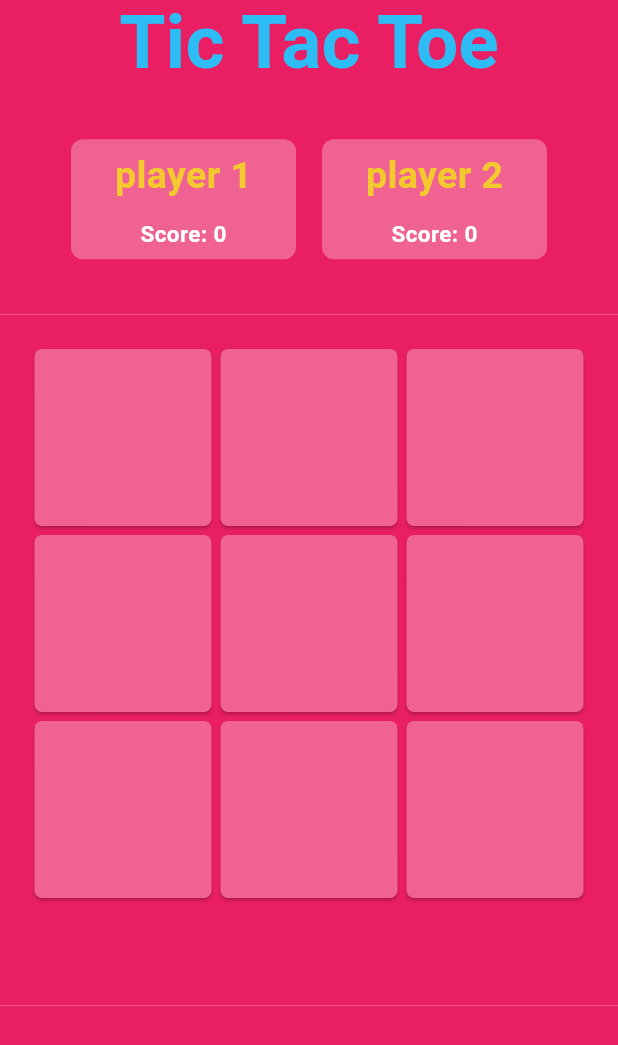
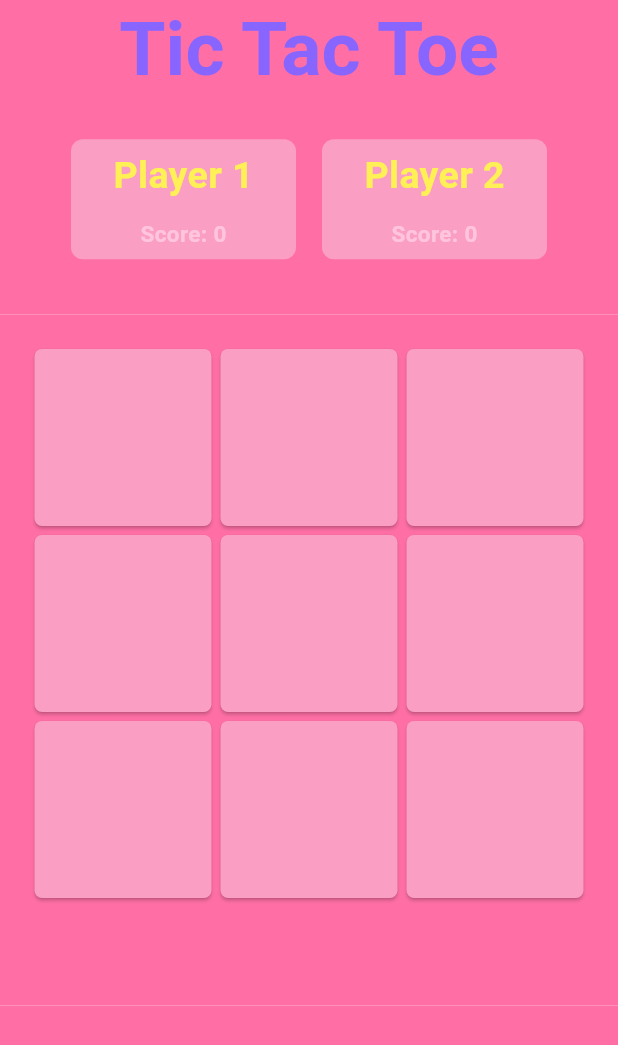
Before and after one commit to Antony-Berlin/Tic_Tac_Toe, a Flutter app: the screen it shows after launch, on a phone screen of 412 x 824 dp. Shown: the top 1045 px of the screen. Run offline on Flutter 3.47's test engine with Material 3 defaults, Android fonts, the phone set to English and light mode, and no system bars; Roboto replaces fonts that are missing (ArchitectsDaughter-Regular).

Commit message:
improved UI elements

```diff
--- a/tic_tac_toe/lib/main.dart
+++ b/tic_tac_toe/lib/main.dart
@@ -12,7 +12,7 @@ class MyApp extends StatelessWidget {
   @override
   Widget build(BuildContext context) {
     return MaterialApp(
-
+      debugShowCheckedModeBanner: false,
       home: HomePage(),
     );
   }
--- a/tic_tac_toe/lib/pages/home_page.dart
+++ b/tic_tac_toe/lib/pages/home_page.dart
@@ -14,6 +14,12 @@ class _HomePageState extends State<HomePage> {
   int player = 1;
   int player1S = 0;
   int player2S = 0;
+  //colorswatches
+  static const  int bgcolor = 0xFFFF6FA5;
+  static const int txtColor = 0xff8865ff;
+  static const int tileColor = 0xfffb9ec4;
+  static const int smlTxtColor = 0xFFFFF155;
+
   void onGameTileTapped(index) {
     print(gameTileValueList);
 
@@ -83,26 +89,30 @@ class _HomePageState extends State<HomePage> {
   Widget build(BuildContext context) {
     return Scaffold(
       appBar: AppBar(
-        title: Center(
-          child: const Text("Tic Tac Toe",
-            textAlign: TextAlign.center,
-            style: TextStyle(
 
-              fontFamily: "ArchitectsDaughter-Regular",
-              fontSize: 50,
-              fontWeight: FontWeight.bold,
-              color: Color.fromARGB(255, 45, 188, 244),
+        title: const Center(
+          child: Padding(
+            padding: const EdgeInsets.only(top: 10),
+            child: Text("Tic Tac Toe",
+              textAlign: TextAlign.center,
+              style: TextStyle(
+
+                fontFamily: "ArchitectsDaughter-Regular",
+                fontSize: 50,
+                fontWeight: FontWeight.bold,
+                color: Color(txtColor),
+              ),
             ),
           ),
         ),
-        backgroundColor: const Color(0xFFE91E63),
+        backgroundColor: Color(bgcolor),
       ),
       body: Column(
         children: [
           //player score
           Expanded(
               child: Container(
-            color: Color(0xFFE91E63),
+            color: Color(bgcolor),
             child: Padding(
               padding: const EdgeInsets.all(30),
               child: Row(
@@ -112,7 +122,7 @@ class _HomePageState extends State<HomePage> {
                     padding: EdgeInsets.all(3),
                     decoration: BoxDecoration(
                       borderRadius: BorderRadius.circular(8.0),
-                      color: Colors.pink[300],
+                      color: Color(tileColor),
                     ),
                     width: 150,
                     height: 80,
@@ -120,12 +130,12 @@ class _HomePageState extends State<HomePage> {
                       mainAxisAlignment: MainAxisAlignment.center,
                       children: [
                         const Text(
-                          "player 1",
+                          "Player 1",
                           style: TextStyle(
                             fontFamily: "ArchitectsDaughter-Regular",
                             fontSize: 25,
                             fontWeight: FontWeight.bold,
-                            color: Color.fromARGB(255, 244, 201, 45),
+                            color: Color(smlTxtColor),
                           ),
                         ),
                         const SizedBox(
@@ -137,7 +147,7 @@ class _HomePageState extends State<HomePage> {
                             fontFamily: "ArchitectsDaughter-Regular",
                             fontSize: 15,
                             fontWeight: FontWeight.bold,
-                            color: Color.fromARGB(255, 255, 255, 255),
+                            color: Color.fromARGB(255, 255, 197, 221),
                           ),
                         )
                       ],
@@ -147,7 +157,7 @@ class _HomePageState extends State<HomePage> {
                     padding: EdgeInsets.all(3),
                     decoration: BoxDecoration(
                       borderRadius: BorderRadius.circular(8.0),
-                      color: Colors.pink[300],
+                      color: Color(tileColor),
                     ),
                     width: 150,
                     height: 80,
@@ -155,12 +165,12 @@ class _HomePageState extends State<HomePage> {
                       mainAxisAlignment: MainAxisAlignment.center,
                       children: [
                         const Text(
-                          "player 2",
+                          "Player 2",
                           style: TextStyle(
                             fontFamily: "ArchitectsDaughter-Regular",
                             fontSize: 25,
                             fontWeight: FontWeight.bold,
-                            color: Color.fromARGB(255, 244, 201, 45),
+                            color: Color(smlTxtColor),
                           ),
                         ),
                         const SizedBox(
@@ -172,7 +182,7 @@ class _HomePageState extends State<HomePage> {
                             fontFamily: "ArchitectsDaughter-Regular",
                             fontSize: 15,
                             fontWeight: FontWeight.bold,
-                            color: Color.fromARGB(255, 255, 255, 255),
+                            color: Color.fromARGB(255, 255, 197, 221),
                           ),
                         )
                       ],
@@ -187,7 +197,7 @@ class _HomePageState extends State<HomePage> {
               flex: 3,
               child: Container(
                 padding: const EdgeInsets.all(20),
-                color: Colors.pink,
+                color:Color(bgcolor),
                 child: GridView.builder(
                     itemCount: 9,
                     physics: NeverScrollableScrollPhysics(),
@@ -204,23 +214,25 @@ class _HomePageState extends State<HomePage> {
                                       borderRadius:
                                           BorderRadius.circular(5.0))),
                               backgroundColor: MaterialStateProperty.all<Color>(
-                                  Colors.pink.shade300),
+                                  Color(tileColor)),
                             ),
                             onPressed: () {
                               onGameTileTapped(index);
                             },
                             child: Text(gameTileValueList[index],
-                                style: TextStyle(
+                                style:const  TextStyle(
                                     fontFamily: "ArchitectsDaughter-Regular",
                                     fontSize: 40.0,
-                                    fontWeight: FontWeight.bold))),
+                                    fontWeight: FontWeight.bold,
+                                    color: Color(txtColor)
+                                    ))),
                       );
                     }),
               )),
           //play again new game buttons
           Expanded(
               child: Container(
-            color: Colors.pink,
+            color: Color(bgcolor),
           )),
         ],
       ),
```
